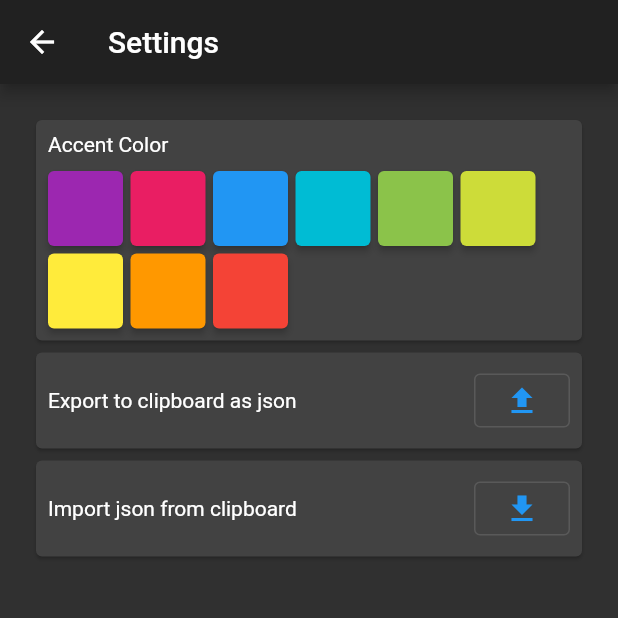
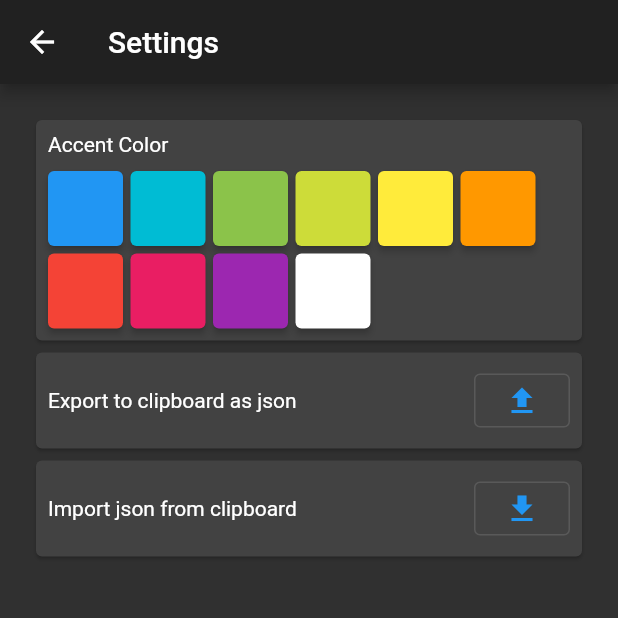
Before and after one commit to Matts-vdp/todo_infinite, a Flutter app: the Settings screen opened directly, on a phone screen of 412 x 824 dp, the top half of it. Run offline on Flutter 3.47's test engine with Material 2 defaults, Android fonts, the phone set to English and light mode, and no system bars; our stand-ins replace flutter_local_notifications, get, timezone; statements that could not run were skipped.

Commit message:
add white

```diff
--- a/lib/Data/controller.dart
+++ b/lib/Data/controller.dart
@@ -7,7 +7,7 @@ import 'settings.dart';
 // is used to control the state management of the App
 class Controller extends GetxController {
   TodoData todo = TodoData("To Do");
-  Settings settings = Settings(1, 2);
+  Settings settings = Settings(1, 0);
   Controller(String td, String sett) {
     if (td.isNotEmpty) {
       todo = TodoData.fromJson(jsonDecode(td));
--- a/lib/Data/settings.dart
+++ b/lib/Data/settings.dart
@@ -13,8 +13,6 @@ class Settings {
   }
 
   static const List<MaterialColor> colors = [
-    Colors.purple,
-    Colors.pink,
     Colors.blue,
     Colors.cyan,
     Colors.lightGreen,
@@ -22,6 +20,23 @@ class Settings {
     Colors.yellow,
     Colors.orange,
     Colors.red,
+    Colors.pink,
+    Colors.purple,
+    MaterialColor( //white
+      0xFFFFFFFF,
+      const <int, Color>{
+        50: const Color(0xFFFFFFFF),
+        100: const Color(0xFFFFFFFF),
+        200: const Color(0xFFFFFFFF),
+        300: const Color(0xFFFFFFFF),
+        400: const Color(0xFFFFFFFF),
+        500: const Color(0xFFFFFFFF),
+        600: const Color(0xFFFFFFFF),
+        700: const Color(0xFFFFFFFF),
+        800: const Color(0xFFFFFFFF),
+        900: const Color(0xFFFFFFFF),
+      },
+    ),
   ];
   // used to convert the object to json
   Map toJson() {
```
